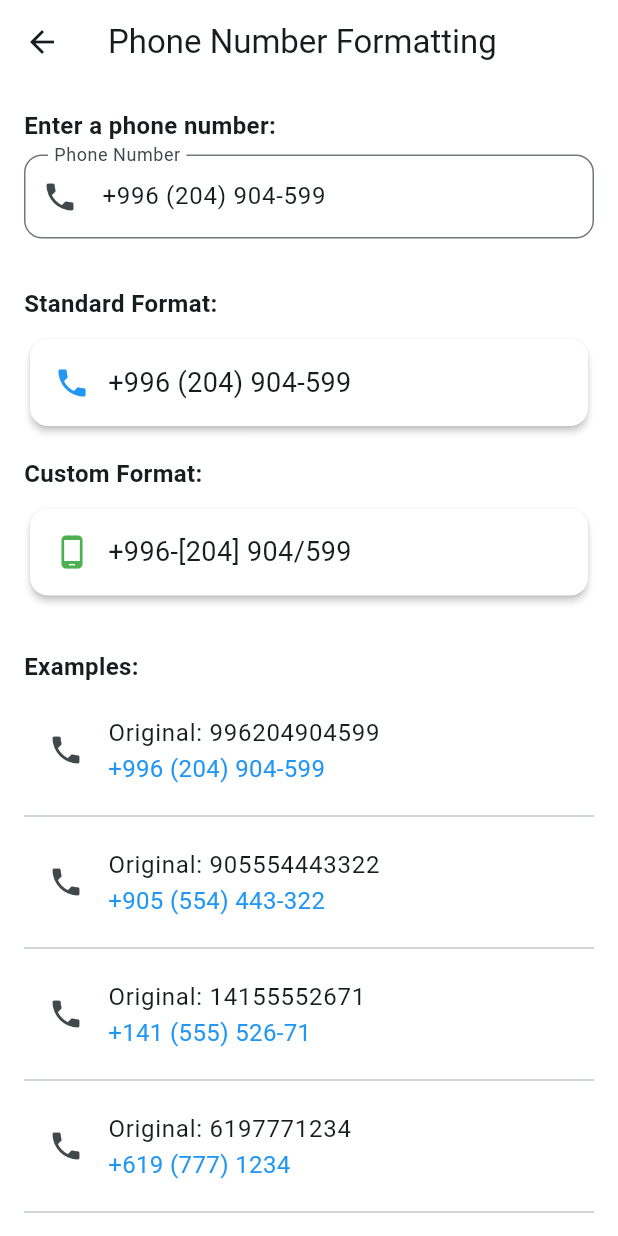
After one commit to zhakypovmaksatbek/dent_app_mobile, a Flutter app: the PhoneNumberExamplePage screen opened directly, on a phone screen of 412 x 824 dp. The commit adds this screen. Run offline on Flutter 3.47's test engine with Material 3 defaults, Android fonts, the light colour scheme and no system bars; our stand-ins replace animate_do, animated_text_kit, auto_route, bloc, cached_network_image, cherry_toast and 10 more; missing offline and left inert: flutter_flip_card; accounts and stored records are empty; network calls fail.

Commit message:
fixed bugs

```diff
--- /dev/null
+++ b/lib/core/utils/format_utils.dart
@@ -0,0 +1,72 @@
+class FormatUtils {
+  /// Formats a phone number into a readable format
+  ///
+  /// Example formats:
+  /// - 996204904599 -> +996 (204) 904-599
+  /// - 905554443322 -> +90 (555) 444-3322
+  ///
+  /// You can customize the format by providing separator parameters
+  static String formatPhoneNumber(
+    String phoneNumber, {
+    String countryCodeSeparator = ' ',
+    String areaCodePrefix = '(',
+    String areaCodeSuffix = ')',
+    String areaCodeSeparator = ' ',
+    String middleSeparator = ' ',
+    String lastSeparator = '-',
+  }) {
+    // Clean the input (remove non-digit characters)
+    final cleanNumber = phoneNumber.replaceAll(RegExp(r'\D'), '');
+
+    if (cleanNumber.isEmpty) return '';
+
+    // Handle different country code lengths (usually 1-3 digits)
+    // Most common: +1 (US), +44 (UK), +90 (TR), +996 (KG)
+    int countryCodeLength = 3; // Default for many countries
+
+    // Format the phone number based on its length
+    if (cleanNumber.length < 4) {
+      // Too short, just return as is with + prefix
+      return '+$cleanNumber';
+    }
+
+    // Extract parts
+    final countryCode = cleanNumber.substring(0, countryCodeLength);
+
+    // Determine area code length (typically 3 digits)
+    int areaCodeLength = 3;
+
+    // For shorter numbers, adjust the lengths
+    if (cleanNumber.length < countryCodeLength + areaCodeLength + 4) {
+      // Not enough digits for standard format, use a simpler one
+      final remaining = cleanNumber.substring(countryCodeLength);
+      return '+$countryCode$countryCodeSeparator$remaining';
+    }
+
+    final areaCode = cleanNumber.substring(
+      countryCodeLength,
+      countryCodeLength + areaCodeLength,
+    );
+
+    // Split the remaining digits
+    final remainingDigits = cleanNumber.substring(
+      countryCodeLength + areaCodeLength,
+    );
+
+    // Format the middle and last parts based on the length
+    String formattedNumber = '';
+
+    if (remainingDigits.length <= 4) {
+      // If remaining digits are 4 or fewer, just add them as is
+      formattedNumber = remainingDigits;
+    } else {
+      // Split into middle and last parts (for longer numbers)
+      final middlePart = remainingDigits.substring(0, 3);
+      final lastPart = remainingDigits.substring(3);
+      formattedNumber = '$middlePart$lastSeparator$lastPart';
+    }
+
+    // Combine all parts with proper formatting
+    return '+$countryCode$countryCodeSeparator$areaCodePrefix$areaCode$areaCodeSuffix$areaCodeSeparator$formattedNumber';
+  }
+}
--- /dev/null
+++ b/lib/presentation/pages/examples/phone_number_example_page.dart
@@ -0,0 +1,159 @@
+import 'package:dent_app_mobile/core/utils/format_utils.dart';
+import 'package:dent_app_mobile/presentation/widgets/input/phone_input_field.dart';
+import 'package:dent_app_mobile/presentation/widgets/text/phone_number_text.dart';
+import 'package:flutter/material.dart';
+
+class PhoneNumberExamplePage extends StatefulWidget {
+  const PhoneNumberExamplePage({super.key});
+
+  @override
+  State<PhoneNumberExamplePage> createState() => _PhoneNumberExamplePageState();
+}
+
+class _PhoneNumberExamplePageState extends State<PhoneNumberExamplePage> {
+  final TextEditingController _phoneController = TextEditingController();
+  final List<String> _exampleNumbers = [
+    '996204904599',
+    '905554443322',
+    '14155552671',
+    '6197771234',
+    '442071234567',
+  ];
+
+  String _customFormattedNumber = '';
+
+  @override
+  void initState() {
+    super.initState();
+    // Set initial number
+    _phoneController.text = '996204904599';
+    _updateCustomFormat();
+  }
+
+  @override
+  void dispose() {
+    _phoneController.dispose();
+    super.dispose();
+  }
+
+  void _updateCustomFormat() {
+    setState(() {
+      _customFormattedNumber = FormatUtils.formatPhoneNumber(
+        _phoneController.text,
+        countryCodeSeparator: '-',
+        areaCodePrefix: '[',
+        areaCodeSuffix: ']',
+        lastSeparator: '/',
+      );
+    });
+  }
+
+  @override
+  Widget build(BuildContext context) {
+    return Scaffold(
+      appBar: AppBar(title: const Text('Phone Number Formatting')),
+      body: SingleChildScrollView(
+        padding: const EdgeInsets.all(16),
+        child: Column(
+          crossAxisAlignment: CrossAxisAlignment.start,
+          children: [
+            // Input field
+            const Text(
+              'Enter a phone number:',
+              style: TextStyle(fontWeight: FontWeight.bold, fontSize: 16),
+            ),
+            const SizedBox(height: 8),
+            PhoneInputField(
+              controller: _phoneController,
+              labelText: 'Phone Number',
+              hintText: 'Enter phone number',
+              onChanged: (_) => _updateCustomFormat(),
+            ),
+
+            const SizedBox(height: 32),
+
+            // Formatted display
+            const Text(
+              'Standard Format:',
+              style: TextStyle(fontWeight: FontWeight.bold, fontSize: 16),
+            ),
+            const SizedBox(height: 8),
+            Card(
+              elevation: 2,
+              child: Padding(
+                padding: const EdgeInsets.all(16),
+                child: Row(
+                  children: [
+                    const Icon(Icons.phone, color: Colors.blue),
+                    const SizedBox(width: 12),
+                    PhoneNumberText(
+                      phoneNumber: _phoneController.text,
+                      style: const TextStyle(fontSize: 18),
+                    ),
+                  ],
+                ),
+              ),
+            ),
+
+            const SizedBox(height: 16),
+
+            // Custom format
+            const Text(
+              'Custom Format:',
+              style: TextStyle(fontWeight: FontWeight.bold, fontSize: 16),
+            ),
+            const SizedBox(height: 8),
+            Card(
+              elevation: 2,
+              child: Padding(
+                padding: const EdgeInsets.all(16),
+                child: Row(
+                  children: [
+                    const Icon(Icons.phone_android, color: Colors.green),
+                    const SizedBox(width: 12),
+                    Text(
+                      _customFormattedNumber,
+                      style: const TextStyle(fontSize: 18),
+                    ),
+                  ],
+                ),
+              ),
+            ),
+
+            const SizedBox(height: 32),
+
+            // Examples
+            const Text(
+              'Examples:',
+              style: TextStyle(fontWeight: FontWeight.bold, fontSize: 16),
+            ),
+            const SizedBox(height: 8),
+            ListView.separated(
+              shrinkWrap: true,
+              physics: const NeverScrollableScrollPhysics(),
+              itemCount: _exampleNumbers.length,
+              separatorBuilder: (_, __) => const Divider(),
+              itemBuilder: (context, index) {
+                final number = _exampleNumbers[index];
+                return ListTile(
+                  title: Text('Original: $number'),
+                  subtitle: PhoneNumberText(
+                    phoneNumber: number,
+                    style: const TextStyle(fontSize: 16, color: Colors.blue),
+                  ),
+                  leading: const Icon(Icons.phone),
+                  onTap: () {
+                    setState(() {
+                      _phoneController.text = number;
+                      _updateCustomFormat();
+                    });
+                  },
+                );
+              },
+            ),
+          ],
+        ),
+      ),
+    );
+  }
+}
--- a/lib/presentation/pages/report/widgets/financial_summary_card.dart
+++ b/lib/presentation/pages/report/widgets/financial_summary_card.dart
@@ -1,6 +1,7 @@
 import 'package:dent_app_mobile/generated/locale_keys.g.dart';
 import 'package:dent_app_mobile/models/report/report_model.dart';
 import 'package:dent_app_mobile/presentation/theme/colors/color_constants.dart';
+import 'package:dent_app_mobile/presentation/widgets/card/custom_card_decoration.dart';
 import 'package:easy_localization/easy_localization.dart';
 import 'package:flutter/material.dart';
 
@@ -13,9 +14,7 @@ class FinancialSummaryCard extends StatelessWidget {
   Widget build(BuildContext context) {
     final totalAmount = report.totalAmount ?? '0';
 
-    return Card(
-      elevation: 2,
-      shape: RoundedRectangleBorder(borderRadius: BorderRadius.circular(12)),
+    return CustomCardDecoration(
       child: Padding(
         padding: const EdgeInsets.all(16.0),
         child: Column(
--- a/lib/presentation/pages/report/widgets/payment_method_card.dart
+++ b/lib/presentation/pages/report/widgets/payment_method_card.dart
@@ -1,6 +1,7 @@
 import 'package:dent_app_mobile/generated/locale_keys.g.dart';
 import 'package:dent_app_mobile/models/report/report_model.dart';
 import 'package:dent_app_mobile/presentation/theme/colors/color_constants.dart';
+import 'package:dent_app_mobile/presentation/widgets/card/custom_card_decoration.dart';
 import 'package:easy_localization/easy_localization.dart';
 import 'package:flutter/material.dart';
 
@@ -11,9 +12,7 @@ class PaymentMethodCard extends StatelessWidget {
 
   @override
   Widget build(BuildContext context) {
-    return Card(
-      elevation: 2,
-      shape: RoundedRectangleBorder(borderRadius: BorderRadius.circular(12)),
+    return CustomCardDecoration(
       child: Padding(
         padding: const EdgeInsets.all(16.0),
         child: Column(
--- a/lib/presentation/pages/report/widgets/report_section_card.dart
+++ b/lib/presentation/pages/report/widgets/report_section_card.dart
@@ -1,4 +1,5 @@
 import 'package:dent_app_mobile/presentation/theme/colors/color_constants.dart';
+import 'package:dent_app_mobile/presentation/widgets/card/custom_card_decoration.dart';
 import 'package:flutter/material.dart';
 
 class ReportSectionCard extends StatelessWidget {
@@ -15,10 +16,7 @@ class ReportSectionCard extends StatelessWidget {
 
   @override
   Widget build(BuildContext context) {
-    return Card(
-      elevation: 2,
-      shape: RoundedRectangleBorder(borderRadius: BorderRadius.circular(12)),
-      color: cardColor,
+    return CustomCardDecoration(
       child: Padding(
         padding: const EdgeInsets.all(16.0),
         child: Column(
--- /dev/null
+++ b/lib/presentation/widgets/input/phone_input_field.dart
@@ -0,0 +1,137 @@
+import 'package:dent_app_mobile/core/utils/format_utils.dart';
+import 'package:flutter/material.dart';
+import 'package:flutter/services.dart';
+
+class PhoneInputField extends StatefulWidget {
+  final TextEditingController controller;
+  final String? labelText;
+  final String? hintText;
+  final String? errorText;
+  final bool enabled;
+  final FocusNode? focusNode;
+  final Function(String)? onChanged;
+  final Function(String)? onSubmitted;
+  final VoidCallback? onEditingComplete;
+  final bool autofocus;
+  final InputDecoration? decoration;
+  final EdgeInsetsGeometry contentPadding;
+
+  const PhoneInputField({
+    super.key,
+    required this.controller,
+    this.labelText,
+    this.hintText,
+    this.errorText,
+    this.enabled = true,
+    this.focusNode,
+    this.onChanged,
+    this.onSubmitted,
+    this.onEditingComplete,
+    this.autofocus = false,
+    this.decoration,
+    this.contentPadding = const EdgeInsets.symmetric(
+      horizontal: 16,
+      vertical: 16,
+    ),
+  });
+
+  @override
+  State<PhoneInputField> createState() => _PhoneInputFieldState();
+}
+
+class _PhoneInputFieldState extends State<PhoneInputField> {
+  late TextEditingController _displayController;
+  String _rawValue = '';
+  bool _isFormatting = false;
+
+  @override
+  void initState() {
+    super.initState();
+    _rawValue = _cleanNumber(widget.controller.text);
+    _displayController = TextEditingController();
+    _updateDisplayValue();
+
+    // Listen to external changes to the main controller
+    widget.controller.addListener(_handleControllerChanged);
+  }
+
+  @override
+  void dispose() {
+    widget.controller.removeListener(_handleControllerChanged);
+    _displayController.dispose();
+    super.dispose();
+  }
+
+  void _handleControllerChanged() {
+    if (!_isFormatting) {
+      _rawValue = _cleanNumber(widget.controller.text);
+      _updateDisplayValue();
+    }
+  }
+
+  String _cleanNumber(String text) {
+    return text.replaceAll(RegExp(r'\D'), '');
+  }
+
+  void _updateDisplayValue() {
+    final formattedValue =
+        _rawValue.isEmpty ? '' : FormatUtils.formatPhoneNumber(_rawValue);
+
+    // Only update if different to avoid recursive updates
+    if (_displayController.text != formattedValue) {
+      _displayController.value = TextEditingValue(
+        text: formattedValue,
+        selection: TextSelection.collapsed(offset: formattedValue.length),
+      );
+    }
+  }
+
+  void _handleTextChanged(String displayText) {
+    // Extract only digits from input
+    final newRawValue = _cleanNumber(displayText);
+
+    if (newRawValue != _rawValue) {
+      _isFormatting = true;
+      _rawValue = newRawValue;
+
+      // Update the actual controller with raw value
+      widget.controller.text = _rawValue;
+
+      // Call the onChanged callback with the raw value
+      if (widget.onChanged != null) {
+        widget.onChanged!(_rawValue);
+      }
+
+      _updateDisplayValue();
+      _isFormatting = false;
+    }
+  }
+
+  @override
+  Widget build(BuildContext context) {
+    return TextField(
+      controller: _displayController,
+      focusNode: widget.focusNode,
+      enabled: widget.enabled,
+      autofocus: widget.autofocus,
+      keyboardType: TextInputType.phone,
+      textInputAction: TextInputAction.next,
+      onChanged: _handleTextChanged,
+      onEditingComplete: widget.onEditingComplete,
+      onSubmitted: widget.onSubmitted,
+      inputFormatters: [
+        LengthLimitingTextInputFormatter(20), // Prevent too long inputs
+      ],
+      decoration:
+          widget.decoration ??
+          InputDecoration(
+            labelText: widget.labelText,
+            hintText: widget.hintText,
+            errorText: widget.errorText,
+            contentPadding: widget.contentPadding,
+            prefixIcon: const Icon(Icons.phone),
+            border: OutlineInputBorder(borderRadius: BorderRadius.circular(12)),
+          ),
+    );
+  }
+}
--- /dev/null
+++ b/lib/presentation/widgets/text/phone_number_text.dart
@@ -0,0 +1,32 @@
+import 'package:dent_app_mobile/core/utils/format_utils.dart';
+import 'package:flutter/material.dart';
+
+class PhoneNumberText extends StatelessWidget {
+  final String phoneNumber;
+  final TextStyle? style;
+  final TextAlign textAlign;
+  final int? maxLines;
+  final TextOverflow overflow;
+
+  const PhoneNumberText({
+    super.key,
+    required this.phoneNumber,
+    this.style,
+    this.textAlign = TextAlign.start,
+    this.maxLines,
+    this.overflow = TextOverflow.clip,
+  });
+
+  @override
+  Widget build(BuildContext context) {
+    final formattedNumber = FormatUtils.formatPhoneNumber(phoneNumber);
+
+    return Text(
+      formattedNumber,
+      style: style,
+      textAlign: textAlign,
+      maxLines: maxLines,
+      overflow: overflow,
+    );
+  }
+}
```
Also changed, not shown: lib/presentation/pages/patient/patient_page.dart (+10 -5 lines), lib/presentation/pages/patient/widgets/patient_card.dart (+2 -5 lines), lib/presentation/pages/settings/views/personal/views/personal_detail_page.dart (+18 -20 lines).
